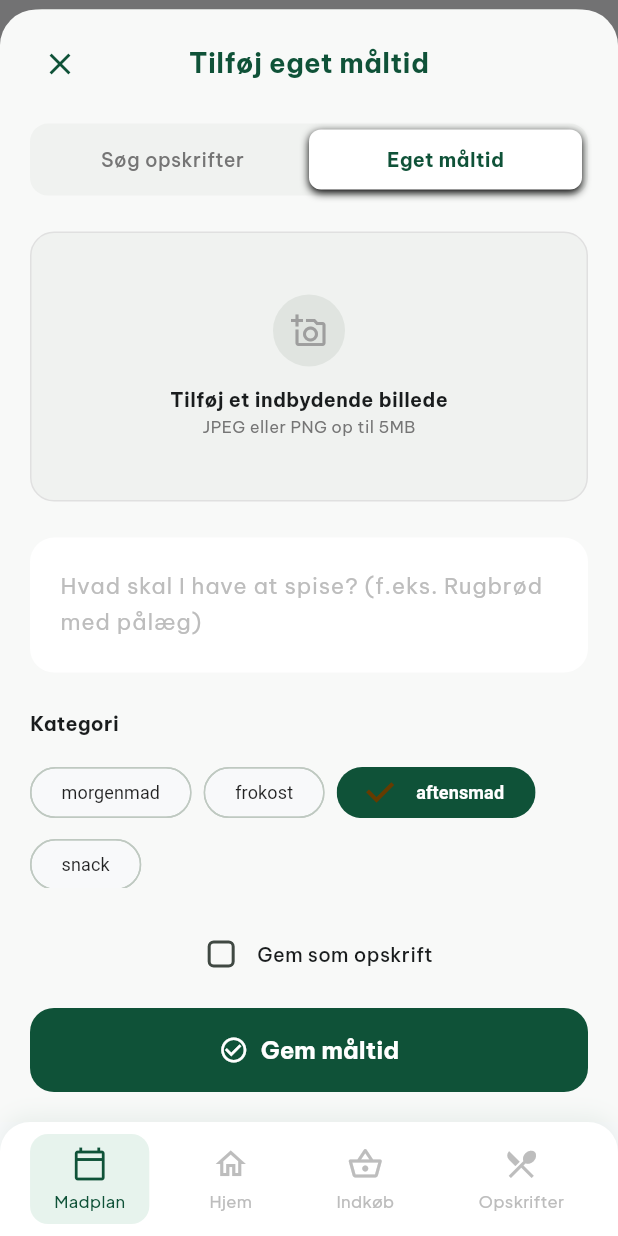
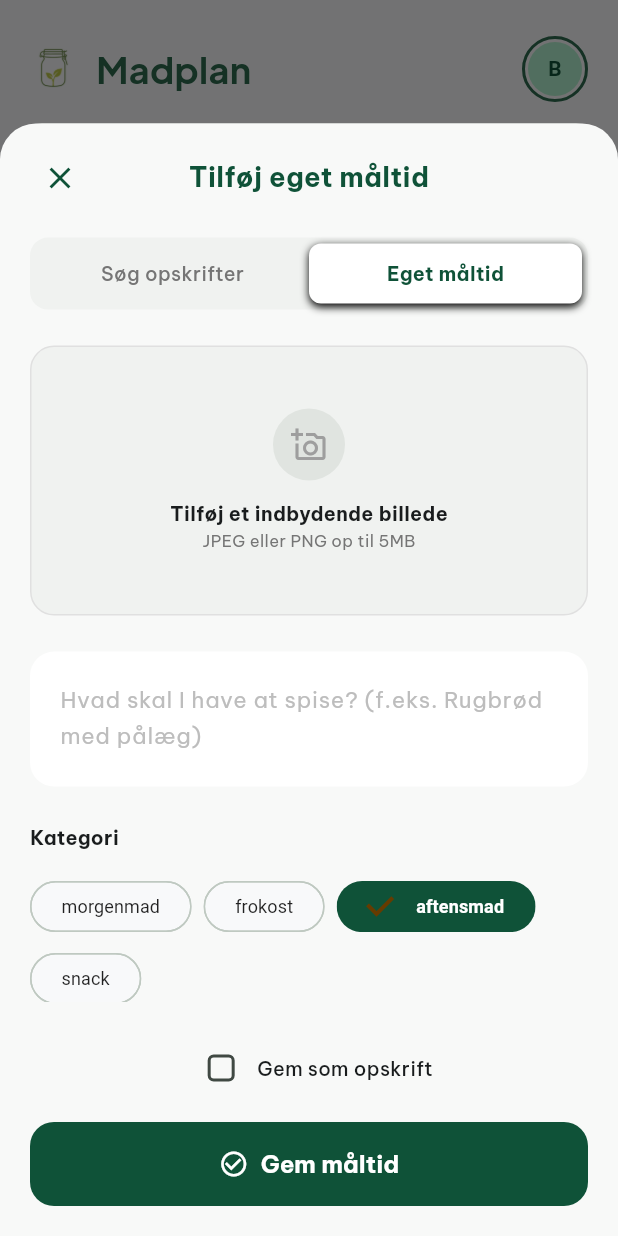
Before and after one commit to Zpolonius/Skafferiet, a Flutter app: the MealPlanScreen screen opened by its route, after a tap on "Tilføj måltid", on a phone screen of 412 x 824 dp. Run offline on Flutter 3.47's test engine with Material 3 defaults, Android fonts, the phone set to English and light mode, and no system bars; our stand-ins replace cached_network_image, cloud_firestore, connectivity_plus, firebase_auth, firebase_core, firebase_storage and 6 more; accounts and stored records are empty; generated files the repository leaves out were written again; network calls fail.

Commit message:
fix: close SafeArea brackets and keep meal sheet out of the notch
The SafeArea commit left five files that did not compile: a missing
closing parenthesis in home, create and edit recipe screens, and a
trailing comma instead of a semicolon in profile and recipe detail.

Recipe detail drops SafeArea again: its SliverAppBar already handles the
status bar, and wrapping it would push the hero image down behind a
blank strip. The ellipsis on ingredient amounts is kept.

"Tilføj måltid" opened inside the tab navigator (above the bottom nav)
but sized itself to 90 % of the full screen, so it was pushed up under
the status bar and camera. It now opens on the root navigator with
useSafeArea, takes 90 % of the space it actually has, and pads the save
button above the home indicator.

Co-Authored-By: Claude Opus 5.5 <noreply@anthropic.com>
Claude-Session: https://claude.ai/code/session_01WGDeEy8afA79QTHuw2oVf5

```diff
--- a/lib/features/home/home_screen.dart
+++ b/lib/features/home/home_screen.dart
@@ -51,6 +51,7 @@ class HomeScreen extends ConsumerWidget {
             ),
           ),
         ],
+        ),
       ),
     );
   }
--- a/lib/features/meal_plan/add_custom_meal_sheet.dart
+++ b/lib/features/meal_plan/add_custom_meal_sheet.dart
@@ -76,8 +76,11 @@ class _AddCustomMealSheetState extends ConsumerState<AddCustomMealSheet> {
 
   @override
   Widget build(BuildContext context) {
-    return Container(
-      height: MediaQuery.of(context).size.height * 0.9,
+    // 90 % af den plads sheetet faktisk har (ikke hele skærmen), så det
+    // aldrig når op under statuslinjen.
+    return FractionallySizedBox(
+      heightFactor: 0.9,
+      child: Container(
       decoration: const BoxDecoration(
         color: Color(0xFFF8F9F8),
         borderRadius: BorderRadius.vertical(top: Radius.circular(24)),
@@ -135,9 +138,9 @@ class _AddCustomMealSheetState extends ConsumerState<AddCustomMealSheet> {
             ),
           ),
 
-          // Bottom Button
+          // Bottom Button — ekstra plads til hjem-stregen i bunden
           Padding(
-            padding: const EdgeInsets.all(20),
+            padding: EdgeInsets.fromLTRB(20, 20, 20, 20 + MediaQuery.of(context).viewPadding.bottom),
             child: Column(
               children: [
                 Row(
@@ -173,6 +176,7 @@ class _AddCustomMealSheetState extends ConsumerState<AddCustomMealSheet> {
             ),
           ),
         ],
+      ),
       ),
     );
   }
--- a/lib/features/meal_plan/meal_plan_screen.dart
+++ b/lib/features/meal_plan/meal_plan_screen.dart
@@ -24,6 +24,9 @@ class MealPlanScreen extends ConsumerWidget {
         onPressed: () => showModalBottomSheet(
           context: context,
           isScrollControlled: true,
+          // Over bundmenuen og under statuslinjen/kameraet.
+          useRootNavigator: true,
+          useSafeArea: true,
           builder: (context) => const AddCustomMealSheet(),
         ),
         label: const Text('Tilføj måltid'),
@@ -180,6 +183,8 @@ class MealPlanScreen extends ConsumerWidget {
     showModalBottomSheet(
       context: context,
       isScrollControlled: true,
+      useRootNavigator: true,
+      useSafeArea: true,
       backgroundColor: Colors.transparent,
       builder: (context) => AddCustomMealSheet(initialDay: day, initialCategory: type),
     );
--- a/lib/features/profile/profile_screen.dart
+++ b/lib/features/profile/profile_screen.dart
@@ -169,8 +169,8 @@ class ProfileScreen extends ConsumerWidget {
                 ),
               ],
             ),
-        ),
       ),
+    );
   }
 
   void _showInviteDialog(BuildContext context, WidgetRef ref) {
--- a/lib/features/recipes/create_recipe_screen.dart
+++ b/lib/features/recipes/create_recipe_screen.dart
@@ -143,6 +143,7 @@ class _CreateRecipeScreenState extends ConsumerState<CreateRecipeScreen> {
           ],
         ),
       ),
+      ),
     );
   }
 
--- a/lib/features/recipes/edit_recipe_screen.dart
+++ b/lib/features/recipes/edit_recipe_screen.dart
@@ -205,6 +205,7 @@ class _EditRecipeScreenState extends ConsumerState<EditRecipeScreen> {
           ],
         ),
       ),
+      ),
     );
   }
 
```
Also changed, not shown: lib/features/recipes/recipe_detail_screen.dart (+6 -7 lines).
